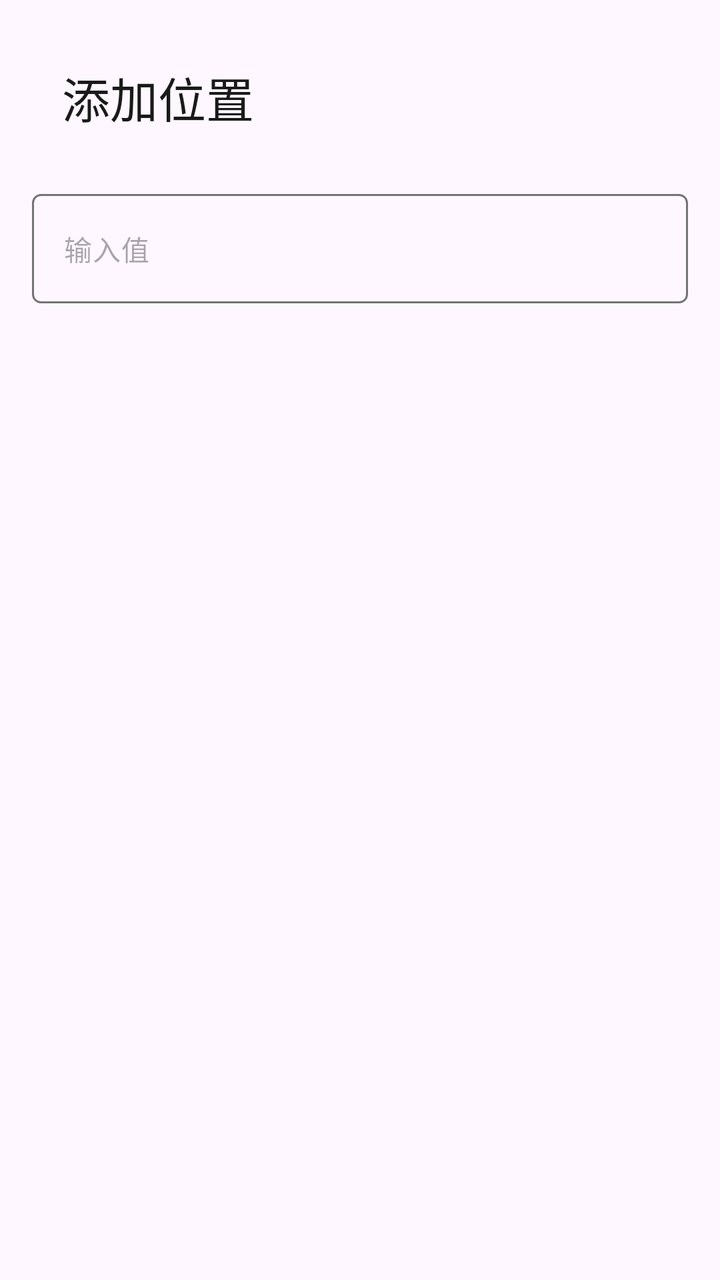
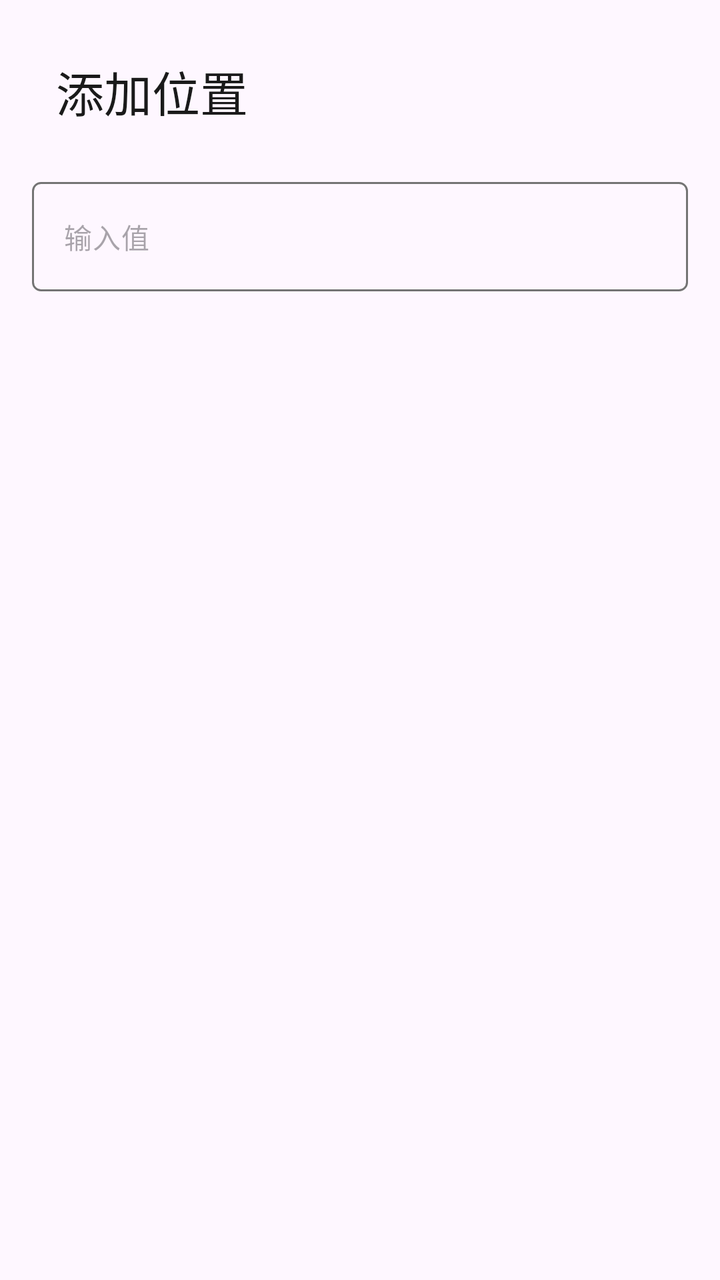

An Android layout rendered at two revisions. The XML below is the earlier revision; the diff shows what the commit changed to produce the second picture.
<!-- AndroidManifest.xml: application theme AppTheme -->
<!-- res/layout/dialog_input.xml -->
<?xml version="1.0" encoding="utf-8"?>
<LinearLayout
    xmlns:android="http://schemas.android.com/apk/res/android"
    xmlns:app="http://schemas.android.com/apk/res-auto"
    android:layout_width="match_parent"
    android:layout_height="wrap_content"
    android:orientation="vertical"
    android:padding="16dp">

        <TextView
            android:id="@+id/title"
            android:layout_width="match_parent"
            android:layout_height="wrap_content"
            android:text="@string/add_location"
            android:textAppearance="?attr/textAppearanceHeadlineSmall"
            android:textColor="?attr/colorOnSurface"
            android:padding="15dp"/>

        <com.google.android.material.textfield.TextInputLayout
            android:layout_width="match_parent"
            android:layout_height="wrap_content"
            android:layout_marginTop="16dp"
            app:boxBackgroundMode="none"
            app:hintEnabled="false"
            >

            <com.google.android.material.textfield.TextInputEditText
                android:id="@+id/value"
                android:layout_width="match_parent"
                android:layout_height="wrap_content"
                android:imeOptions="actionNext"
                android:inputType="text"
                android:singleLine="true"
                android:textColor="?attr/colorOnSurface"
                android:textAppearance="@style/TextAppearance.Material3.BodyMedium"
                android:hint="输入值"
                android:background="@drawable/edit_text_box">

            </com.google.android.material.textfield.TextInputEditText>
        </com.google.android.material.textfield.TextInputLayout>

</LinearLayout>
<!-- resources referenced by this layout -->
<resources>
  <!-- drawable edit_text_box (drawable) -->
  <?xml version="1.0" encoding="utf-8"?>
  <selector xmlns:android="http://schemas.android.com/apk/res/android">
      <item android:state_focused="true">
          <shape android:shape="rectangle">
              <solid android:color="@android:color/transparent" />
              <stroke android:width="2dp" android:color="?attr/colorPrimary" />
              <corners android:radius="4dp" />
          </shape>
      </item>
      <item>
          <shape android:shape="rectangle">
              <solid android:color="@android:color/transparent" />
              <stroke android:width="1dp" android:color="?attr/colorOutline" />
              <corners android:radius="4dp" />
          </shape>
      </item>
  </selector>
  <string name="add_location">添加位置</string>
  <style name="AppTheme" parent="Theme.Material3.Light.NoActionBar">
          
          <item name="colorPrimary">#5F5F5F</item>
          <item name="colorOnPrimary">#FFFFFF</item>
          <item name="colorPrimaryContainer">#E0E0E0</item>
          <item name="colorOnPrimaryContainer">#1E1E1E</item>
          <item name="colorSecondary">#494949</item>
          <item name="colorOnSecondary">#FFFFFF</item>
          <item name="colorSecondaryContainer">#E7E7E7</item>
          <item name="colorOnSecondaryContainer">#2A2A2A</item>
          <item name="colorSurface">#FFFFFF</item>
          <item name="colorOnSurface">#1A1A1A</item>
          <item name="colorSurfaceVariant">#F0F0F0</item>
          <item name="colorOnSurfaceVariant">#5F5F5F</item>
          <item name="colorOutline">#747474</item>
  
          
          <item name="android:statusBarColor">@android:color/transparent</item>
          <item name="android:windowDrawsSystemBarBackgrounds">true</item>
          <item name="android:windowTranslucentStatus">true</item>
          <item name="windowActionModeOverlay">true</item>
          <item name="windowActionBar">false</item>
          <item name="windowNoTitle">true</item>
  
          
          <item name="searchViewStyle">@style/Portal.SearchViewStyle</item>
          <item name="sliderStyle">@style/Portal.SliderTheme</item>
          <item name="android:popupMenuStyle">@style/PortalPopupMenuStyle</item>
      </style>
  <style name="Portal.SearchViewStyle" parent="Widget.AppCompat.SearchView" />
  <style name="Portal.SliderTheme" parent="Widget.Material3.Slider" />
  <style name="PortalPopupMenuStyle" parent="Widget.Material3.PopupMenu">
          <item name="android:popupAnimationStyle">@style/PortalPopupAnimation</item>
      </style>
  <style name="PortalPopupAnimation">
          <item name="android:windowEnterAnimation">@anim/popup_in_top_end</item>
          <item name="android:windowExitAnimation">@anim/popup_out_top_end</item>
      </style>
</resources>

<!-- the commit's change to res/layout/dialog_input.xml (unified diff, before → after) -->
@@ -14,7 +14,7 @@
             android:text="@string/add_location"
             android:textAppearance="?attr/textAppearanceHeadlineSmall"
             android:textColor="?attr/colorOnSurface"
-            android:padding="15dp"/>
+            android:padding="12dp"/>
 
         <com.google.android.material.textfield.TextInputLayout
             android:layout_width="match_parent"
